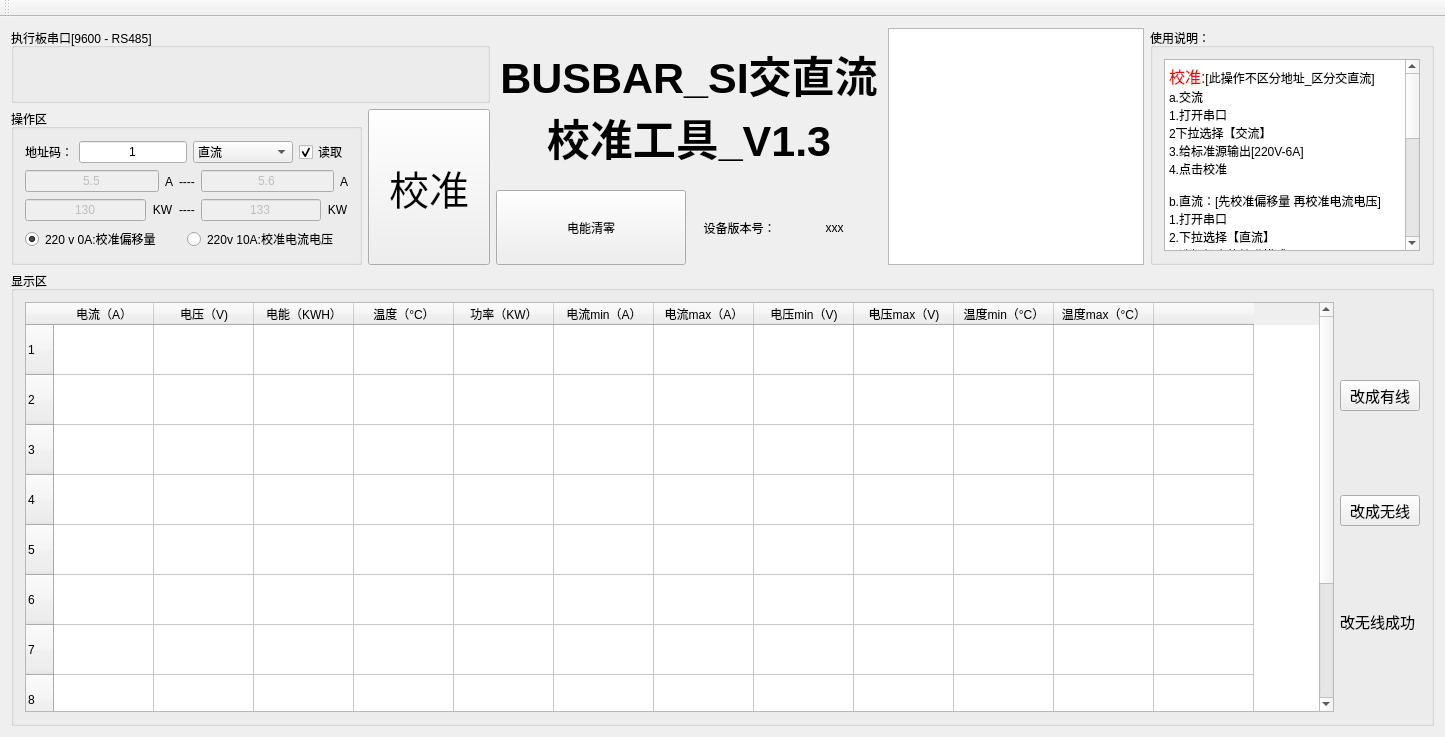
First picture: the form in SI_Tool/mainwindow.ui, repository ChinaClever/CleverTool, before the edit.
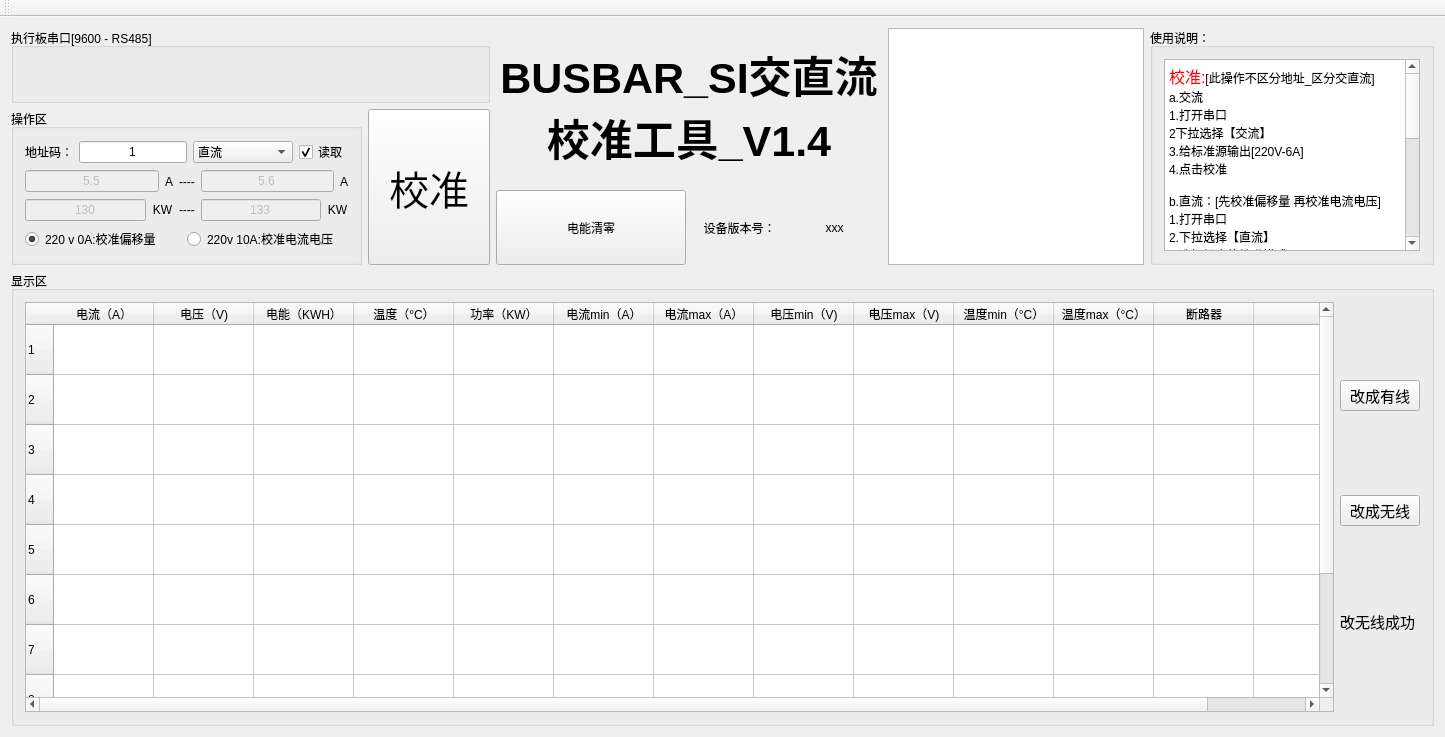
Second picture: the form after the edit.

Commit message: S校准工具添加蓝厅V1.4OF触点断路器状态

What changed in the file:
```diff
--- a/SI_Tool/mainwindow.ui
+++ b/SI_Tool/mainwindow.ui
@@ -26,7 +26,7 @@
       </property>
       <property name="text">
        <string>BUSBAR_SI交直流
-校准工具_V1.3</string>
+校准工具_V1.4</string>
       </property>
       <property name="checkable">
        <bool>false</bool>
@@ -550,6 +550,11 @@
            <string>温度max（°C）</string>
           </property>
          </column>
+         <column>
+          <property name="text">
+           <string>断路器</string>
+          </property>
+         </column>
          <column>
           <property name="text">
            <string/>
```
The commit also changes 9 other files.
